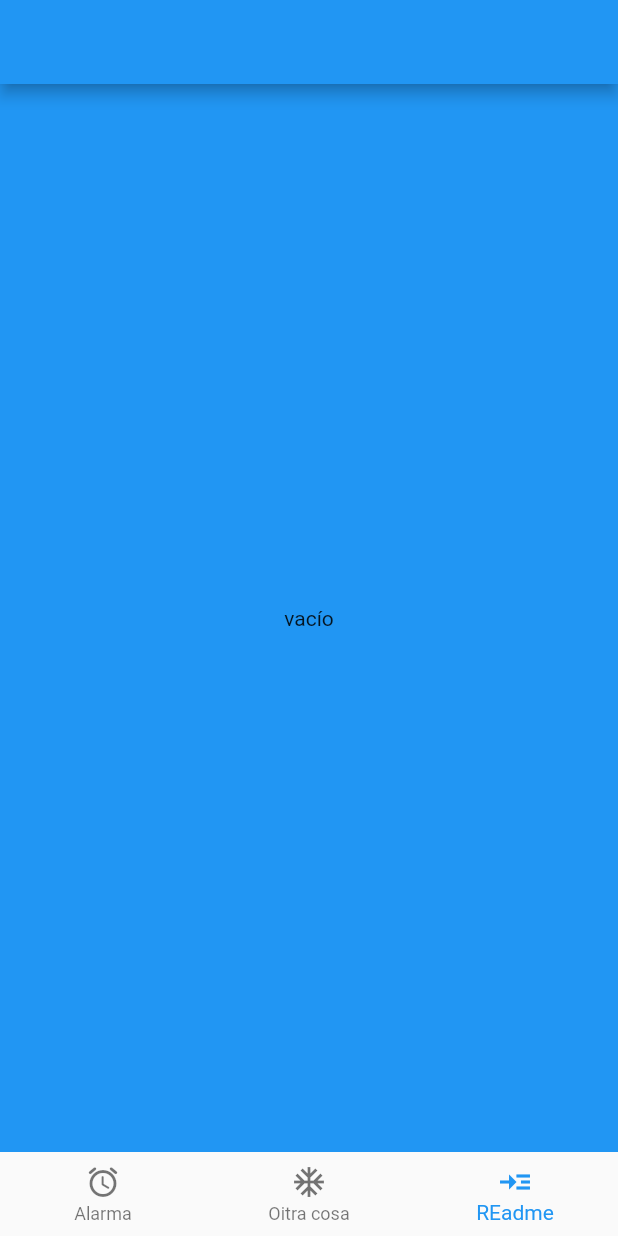
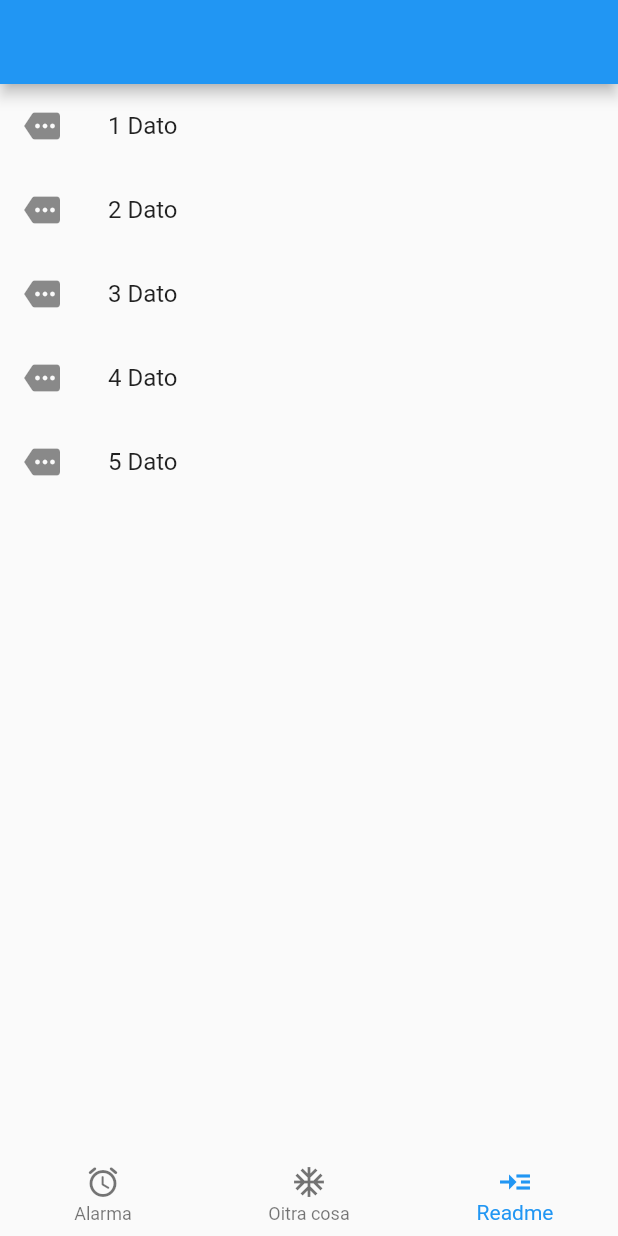
Before and after one commit to Tristan-2021/Leyes-B-sicas, a Flutter app: the screen it shows after launch, item 3 of the bottom bar chosen, on a phone screen of 412 x 824 dp. Run offline on Flutter 3.47's test engine with Material 2 defaults, Android fonts, the phone set to English and light mode, and no system bars; our stand-ins replace bloc, equatable, flutter_bloc.

```diff
--- a/lib/src/page/home__principal.dart
+++ b/lib/src/page/home__principal.dart
@@ -2,10 +2,7 @@ import 'package:flutter/material.dart';
 import 'package:flutter_bloc/flutter_bloc.dart';
 import 'package:testflutter/src/clean/cubits/cubitpage/cubit/cubtiexample_cubit.dart';
 import 'package:testflutter/src/clean/service/service_example.dart';
-import 'package:testflutter/src/page/pages_bloc_secundary/page_cubit.dart';
 import '../clean/cubits/cubit/cubitprincipal/home_cubit.dart';
-import '../clean/model/exmappleentity.dart';
-import 'pages_bloc_secundary/pages_secundary.dart';
 import '../clean/blocs/page2/bloc/page2_bloc.dart';
 import '../clean/blocs/tabs/bloc/bottonnavigator_bloc.dart';
 import '../clean/reposity/reposity.dart';
--- a/lib/src/page/pages_bloc_principal/homepage.dart
+++ b/lib/src/page/pages_bloc_principal/homepage.dart
@@ -2,6 +2,7 @@ import 'package:flutter/material.dart';
 import 'package:flutter_bloc/flutter_bloc.dart';
 import 'package:testflutter/src/page/pages_bloc_principal/pageview/view0.dart';
 import 'package:testflutter/src/page/pages_bloc_principal/pageview/view1.dart';
+import '../../clean/blocs/tabs/views/texfieldform.dart';
 import '../../clean/cubits/cubit/cubitprincipal/home_cubit.dart';
 import '../../clean/blocs/tabs/bloc/bottonnavigator_bloc.dart';
 import '../pages_bloc_secundary/pages_secundary.dart';
@@ -85,13 +86,20 @@ class HomeView extends StatelessWidget {
 
   @override
   Widget build(BuildContext context) {
+    List<String> indexString = [
+      '1 Dato',
+      '2 Dato',
+      '3 Dato',
+      '4 Dato',
+      '5 Dato',
+    ];
     return Scaffold(
       body: BlocBuilder<BottonnavigatorBloc, BottonnavigatorState>(
         builder: (context, state) {
           if (state is BottonnavigatorLoaded) {
             switch (state.index) {
               case 0:
-                return const ViewPage0();
+                return const TextForm();
 
               case 1:
                 return ViewPage1(
@@ -100,7 +108,9 @@ class HomeView extends StatelessWidget {
                 );
 
               case 2:
-                return const ViewPage2();
+                return ListScroll(
+                  indexString: indexString,
+                );
 
               default:
                 return const Error();
--- a/lib/src/page/pages_bloc_secundary/pages_secundary.dart
+++ b/lib/src/page/pages_bloc_secundary/pages_secundary.dart
@@ -9,6 +9,7 @@ class ViewPage2 extends StatelessWidget {
         appBar: AppBar(),
         backgroundColor: Colors.blue,
         body: const Center(child: Text('vacío'))
+
         //     Center(
         //   child: BlocConsumer<Page2Bloc, Page2States>(
         //     listener: (context, state) {
@@ -43,10 +44,34 @@ class Error extends StatelessWidget {
 
   @override
   Widget build(BuildContext context) {
-    return const Scaffold(
-      body: Center(
-        child: Text('Error '),
+    return Scaffold(
+      appBar: AppBar(),
+      body: const Center(
+        child: Text('ERror'),
       ),
     );
   }
 }
+
+class ListScroll extends StatelessWidget {
+  final List<String> indexString;
+  const ListScroll({Key? key, required this.indexString}) : super(key: key);
+  @override
+  Widget build(BuildContext context) {
+    return Scaffold(
+      appBar: AppBar(),
+      body: Center(
+        child: ListView.builder(
+            itemCount: indexString.length,
+            itemBuilder: (_, index) => ListTile(
+                  key: Key('key $index'),
+                  leading: const Icon(Icons.more),
+                  onTap: () {
+                    print('onmpres $index');
+                  },
+                  title: Text(indexString[index]),
+                )),
+      ),
+    );
+  }
+}
--- a/lib/src/views/botton_navigator.dart
+++ b/lib/src/views/botton_navigator.dart
@@ -25,7 +25,7 @@ class CustonNavigatrBart extends StatelessWidget {
               BottomNavigationBarItem(
                   label: 'Oitra cosa', icon: Icon(Icons.ac_unit)),
               BottomNavigationBarItem(
-                  label: 'REadme', icon: Icon(Icons.read_more))
+                  label: 'Readme', icon: Icon(Icons.read_more)),
             ],
           );
         }
```
Also changed, not shown: lib/src/clean/blocs/tabs/views/texfieldform.dart (+41 -6 lines), lib/src/clean/cubits/home_cubit/view/homepage.dart (+32 -32 lines), lib/src/clean/helpers/validator/validator.dart (added, +11 -0 lines), lib/src/page/pages_bloc_secundary/page_cubit.dart (+10 -8 lines), 4 other files.
